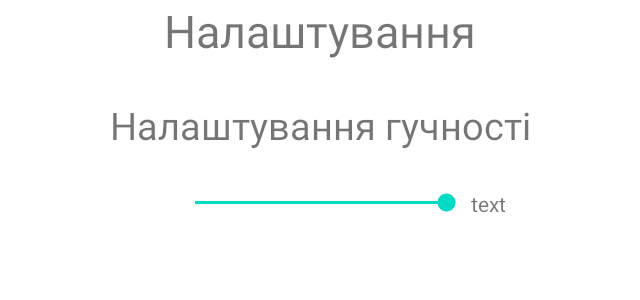
After one commit to MrmaderatorYT/RomanticAdventure, an Android app: the Settings screen opened directly, with no data from a screen before it, on a phone screen of 824 x 412 dp (held sideways). The commit adds this screen. Shown: the top 300 px of the screen, without its empty margins (297-937 px from the left). Run offline under Robolectric (Android 15) with nearby library versions, the phone set to English and light mode, and no system bars.

Commit message:
- added music - added photos - added logic for JavaScript file for spawning text - added music logic for removing issues with playing music unless player in game - added settings for setup volume level

```diff
--- /dev/null
+++ b/app/src/main/java/com/ccs/romanticadventure/Settings.java
@@ -0,0 +1,72 @@
+package com.ccs.romanticadventure;
+
+import androidx.appcompat.app.AppCompatActivity;
+
+import android.content.pm.ActivityInfo;
+import android.media.MediaPlayer;
+import android.os.Bundle;
+import android.widget.SeekBar;
+import android.widget.TextView;
+
+import com.ccs.romanticadventure.data.PreferenceConfig;
+
+public class Settings extends AppCompatActivity {
+
+    private MediaPlayer mediaPlayer;
+    private SeekBar seekBar;
+    private TextView volumeTextView;
+    float volumeLvl;
+
+    @Override
+    protected void onCreate(Bundle savedInstanceState) {
+        super.onCreate(savedInstanceState);
+        setContentView(R.layout.activity_settings);
+        setRequestedOrientation(ActivityInfo.SCREEN_ORIENTATION_USER_LANDSCAPE);
+        volumeLvl = PreferenceConfig.getVolumeLevel(this);
+        mediaPlayer = MediaPlayer.create(this, R.raw.intro); // Замініть your_audio_file на ім'я вашого аудіофайлу
+        seekBar = findViewById(R.id.volume_set);
+        volumeTextView = findViewById(R.id.volume_text);
+
+        initializeSeekBar();
+        initializeMediaPlayer();
+    }
+
+    private void initializeSeekBar() {
+        seekBar.setMax((int) volumeLvl);
+        seekBar.setProgress((int)volumeLvl);
+
+        seekBar.setOnSeekBarChangeListener(new SeekBar.OnSeekBarChangeListener() {
+            @Override
+            public void onProgressChanged(SeekBar seekBar, int progress, boolean fromUser) {
+                progress = (int)volumeLvl;
+                updateVolume((int)volumeLvl);
+            }
+
+            @Override
+            public void onStartTrackingTouch(SeekBar seekBar) {
+                // Необов'язково реагувати на початок взаємодії з ползунком
+            }
+
+            @Override
+            public void onStopTrackingTouch(SeekBar seekBar) {
+                // Необов'язково реагувати на завершення взаємодії з ползунком
+            }
+        });
+    }
+
+    private void initializeMediaPlayer() {
+        // Ініціалізація mediaPlayer (відтворення, пауза, зупинка, тощо)
+    }
+
+    private void updateVolume(int progress) {
+        volumeLvl = (float)progress/100;
+        mediaPlayer.setVolume(volumeLvl, volumeLvl);
+        volumeTextView.setText("Гучність: " + progress + "%");
+    }
+
+    @Override
+    protected void onDestroy() {
+        super.onDestroy();
+        mediaPlayer.release(); // Важливо звільнити ресурси mediaPlayer
+    }
+}
--- a/app/src/main/java/com/ccs/romanticadventure/data/PreferenceConfig.java
+++ b/app/src/main/java/com/ccs/romanticadventure/data/PreferenceConfig.java
@@ -8,6 +8,7 @@ public class PreferenceConfig {
     public static final String IP = "ip";
 
     public static final String FIRST_CHOOSE = "first_choose";
+    public static final String VOLUME_LEVEL = "volume_level";
 
     public static void registerPref(Context context, SharedPreferences.OnSharedPreferenceChangeListener listener) {
         SharedPreferences pref = context.getSharedPreferences(REFERENCE, Context.MODE_PRIVATE);
@@ -35,5 +36,16 @@ public class PreferenceConfig {
         SharedPreferences pref = context.getSharedPreferences(REFERENCE, Context.MODE_PRIVATE);
         return pref.getInt(FIRST_CHOOSE, 0);
     }
+    public static void setVolumeLevel(Context context, float value) {
+        SharedPreferences pref = context.getSharedPreferences(REFERENCE, Context.MODE_PRIVATE);
+        SharedPreferences.Editor editor = pref.edit();
+        editor.putFloat(VOLUME_LEVEL, value);
+        editor.apply();
+    }
+
+    public static float getVolumeLevel(Context context) {
+        SharedPreferences pref = context.getSharedPreferences(REFERENCE, Context.MODE_PRIVATE);
+        return pref.getFloat(VOLUME_LEVEL, 100.0f);
+    }
 
 }
--- /dev/null
+++ b/app/src/main/res/layout/activity_settings.xml
@@ -0,0 +1,43 @@
+<?xml version="1.0" encoding="utf-8"?>
+<RelativeLayout xmlns:android="http://schemas.android.com/apk/res/android"
+    xmlns:app="http://schemas.android.com/apk/res-auto"
+    xmlns:tools="http://schemas.android.com/tools"
+    android:layout_width="match_parent"
+    android:layout_height="match_parent"
+    tools:context=".Settings">
+    <SeekBar
+        android:layout_width="200dp"
+        android:layout_height="wrap_content"
+        android:layout_centerInParent="true"
+        android:layout_marginTop="25sp"
+        android:layout_below="@+id/settings_volume"
+        android:id="@+id/volume_set"/>
+
+    <TextView
+        android:layout_width="wrap_content"
+        android:layout_height="wrap_content"
+        android:layout_centerHorizontal="true"
+        android:text="@string/settings"
+        android:id="@+id/settings"
+        android:textSize="30sp" />
+    <TextView
+        android:layout_width="wrap_content"
+        android:layout_height="wrap_content"
+        android:layout_centerHorizontal="true"
+        android:text="@string/volume_settings"
+        android:textSize="25sp"
+        android:layout_below="@+id/settings"
+        android:layout_marginTop="25sp"
+        android:id="@+id/settings_volume"/>
+    <TextView
+        android:layout_width="wrap_content"
+        android:layout_height="wrap_content"
+        android:id="@+id/volume_text"
+        android:layout_below="@+id/settings_volume"
+        android:layout_marginRight="40dp"
+        android:layout_toRightOf="@+id/volume_set"
+        android:layout_marginTop="25sp"
+        android:text="text"/>
+
+
+</RelativeLayout>
--- a/app/src/main/res/values/strings.xml
+++ b/app/src/main/res/values/strings.xml
@@ -1,4 +1,6 @@
 <resources>
     <string name="app_name">Romantic Adventure</string>
     <string name="start_game">Почати подорож</string>
+    <string name="volume_settings">Налаштування гучності</string>
+    <string name="settings">Налаштування</string>
 </resources>
```
Also changed, not shown: app/src/main/AndroidManifest.xml (+7 -1 lines), app/src/main/java/com/ccs/romanticadventure/MainActivity.java (+35 -4 lines), app/src/main/res/layout/activity_main.xml (+14 -1 lines), app/src/main/res/drawable/boys_house.png (added), 10 other files.
